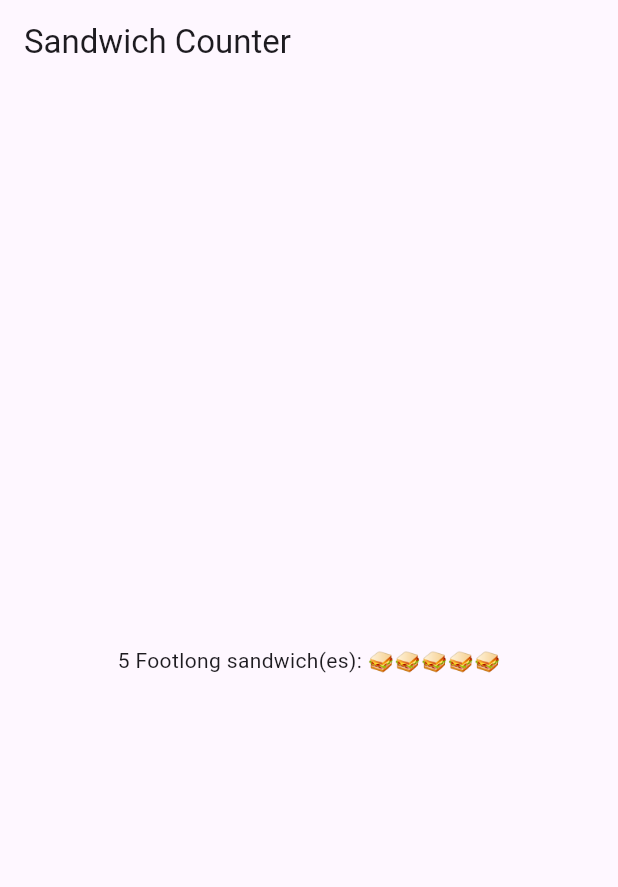
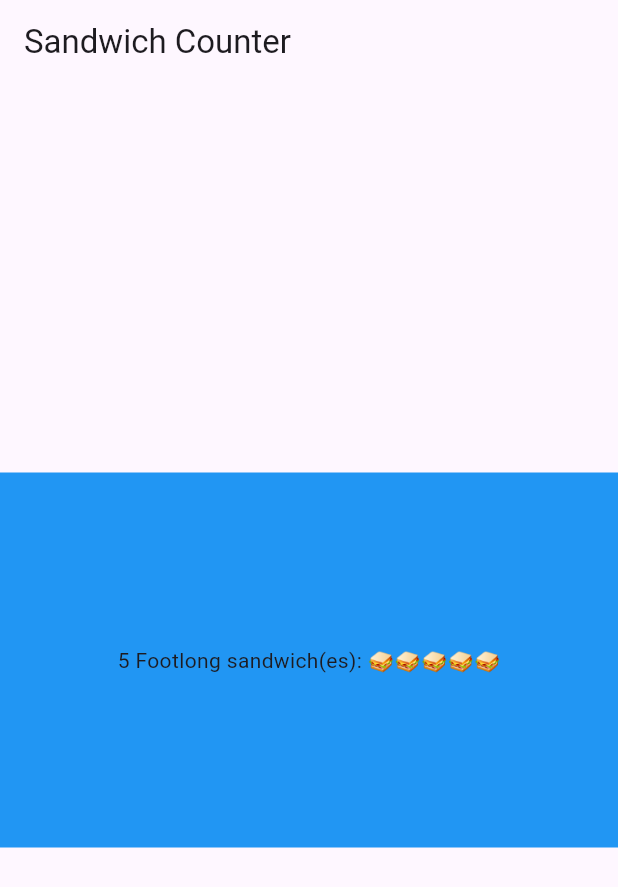
Before and after one commit to TobyWebb04/sandwich_shop, a Flutter app: the screen it shows after launch, on a phone screen of 412 x 824 dp. Shown: the top 887 px of the screen. Run offline on Flutter 3.47's test engine with Material 3 defaults, Android fonts, the phone set to English and light mode, and no system bars.

Commit message:
Wrapping in Container

```diff
--- a/lib/main.dart
+++ b/lib/main.dart
@@ -13,8 +13,14 @@ class App extends StatelessWidget {
       title: 'Sandwich Shop App',
       home: Scaffold(
         appBar: AppBar(title:const Text('Sandwich Counter')),
-        body: const Center(
-          child: OrderItemDisplay(5, 'Footlong'),
+        body: Center(
+          child: Container(
+            width: 500,
+            height: 250,
+            color: Colors.blue,
+            alignment: Alignment.center,
+            child: OrderItemDisplay(5, 'Footlong'),
+          ),
         ),
       ),
     );
```
